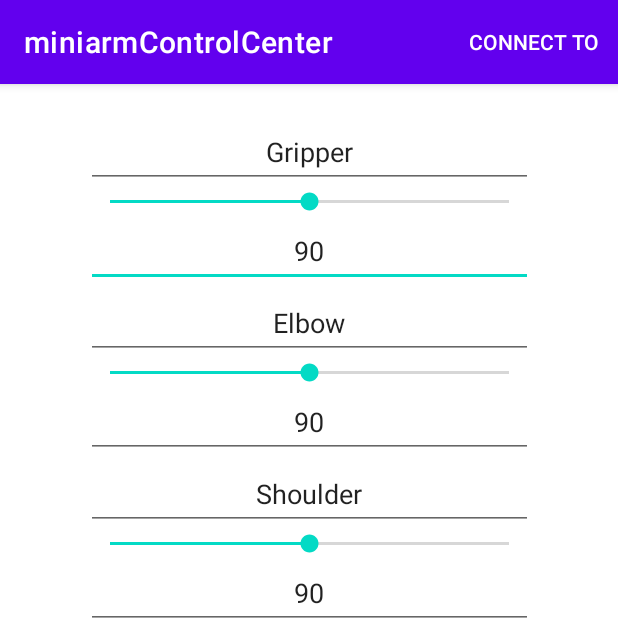
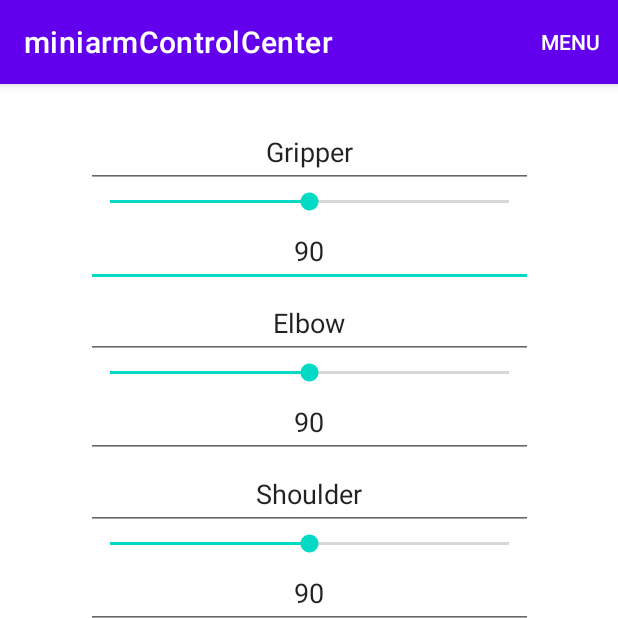
Before and after one commit to gdimitriu/miniarm, an Android app: the screen it shows after launch (MainActivity), on a phone screen of 412 x 824 dp, the top half of it. Run offline under Robolectric (Android 15) with nearby library versions, the phone set to English and light mode, and no system bars.

Commit message:
added possibility to save/load from a file the commands to be deployed

```diff
--- a/miniarmControlCenter/app/src/main/AndroidManifest.xml
+++ b/miniarmControlCenter/app/src/main/AndroidManifest.xml
@@ -6,6 +6,8 @@
     <uses-permission android:name="android.permission.INTERNET" />
     <uses-permission android:name="android.permission.ACCESS_NETWORK_STATE" />
     <uses-permission android:name="android.permission.BLUETOOTH" />
+    <uses-permission android:name="android.permission.READ_EXTERNAL_STORAGE" />
+    <uses-permission android:name="android.permission.WRITE_EXTERNAL_STORAGE" />
 
     <application
         android:allowBackup="true"
--- a/miniarmControlCenter/app/src/main/res/menu/activity_main.xml
+++ b/miniarmControlCenter/app/src/main/res/menu/activity_main.xml
@@ -2,15 +2,25 @@
 <menu xmlns:android="http://schemas.android.com/apk/res/android"
     xmlns:app="http://schemas.android.com/apk/res-auto">
     <item
-        android:id="@+id/connection_menu"
-        android:title="@string/miniarm_connection_menu"
+        android:id="@+id/miniarm_menu"
+        android:title="@string/miniarm_menu"
         app:showAsAction="ifRoom|withText">
         <menu>
-        <item
-            android:id="@+id/miniarm_connection_ble"
-            android:icon="@drawable/ic_launcher_foreground"
-            android:title="@string/miniarm_connection_ble"
-            app:showAsAction="ifRoom|withText" />
+            <item
+                android:id="@+id/miniarm_connection_ble"
+                android:icon="@drawable/ic_launcher_foreground"
+                android:title="@string/miniarm_connection_ble"
+                app:showAsAction="ifRoom|withText" />
+            <item
+                android:id="@+id/miniarm_save"
+                android:icon="@drawable/ic_launcher_foreground"
+                android:title="@string/miniarm_save_file"
+                app:showAsAction="ifRoom|withText" />
+            <item
+                android:id="@+id/miniarm_load"
+                android:icon="@drawable/ic_launcher_foreground"
+                android:title="@string/miniarm_load_file"
+                app:showAsAction="ifRoom|withText" />
         </menu>
     </item>
 </menu>
--- a/miniarmControlCenter/app/src/main/res/values/strings.xml
+++ b/miniarmControlCenter/app/src/main/res/values/strings.xml
@@ -1,9 +1,11 @@
 <resources>
     <string name="app_name">miniarmControlCenter</string>
     <string name="miniarm_connection_ble">Miniarm Connection BLE</string>
+    <string name="miniarm_save_file">Save file</string>
+    <string name="miniarm_load_file">Load file</string>
     <string name="miniarm_ble_name">Name</string>
     <string name="miniarm_ble_mac">MAC</string>
-    <string name="miniarm_connection_menu">Connect to</string>
+    <string name="miniarm_menu">Menu</string>
     <string name="miniarm_exec">Exec</string>
     <string name="miniarm_run_forward">Run Forward</string>
     <string name="miniarm_run_reverse">Run Reverse</string>
```
Also changed, not shown: miniarmControlCenter/app/src/main/java/io/github/gdimitriu/miniarmcontrolcenter/MainActivity.kt (+87 -0 lines), 2 other files.
